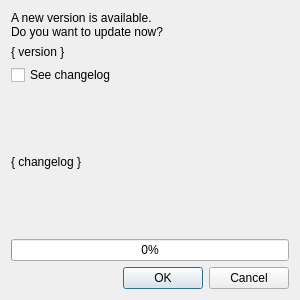
First picture: the form in gui/src/updater/update-dialog.ui, repository Bionus/imgbrd-grabber, before the edit.
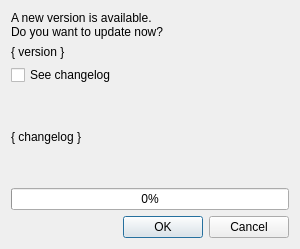
Second picture: the form after the edit.

Commit message: Make changelog scrollable in update dialog

Patch:
```diff
--- a/gui/src/updater/update-dialog.ui
+++ b/gui/src/updater/update-dialog.ui
@@ -7,13 +7,13 @@
     <x>0</x>
     <y>0</y>
     <width>300</width>
-    <height>300</height>
+    <height>249</height>
    </rect>
   </property>
   <property name="windowTitle">
    <string>Updater</string>
   </property>
-  <layout class="QVBoxLayout" name="verticalLayout" stretch="0,0,0,1,0,0">
+  <layout class="QVBoxLayout" name="verticalLayout" stretch="0,0,0,0,0,0">
    <property name="sizeConstraint">
     <enum>QLayout::SetMinimumSize</enum>
    </property>
@@ -51,6 +51,45 @@
     </widget>
    </item>
    <item>
+    <widget class="QScrollArea" name="scrollArea">
+     <property name="frameShape">
+      <enum>QFrame::NoFrame</enum>
+     </property>
+     <property name="frameShadow">
+      <enum>QFrame::Plain</enum>
+     </property>
+     <property name="lineWidth">
+      <number>0</number>
+     </property>
+     <property name="midLineWidth">
+      <number>0</number>
+     </property>
+     <property name="widgetResizable">
+      <bool>true</bool>
+     </property>
+     <widget class="QWidget" name="scrollAreaWidgetContents">
+      <property name="geometry">
+       <rect>
+        <x>0</x>
+        <y>0</y>
+        <width>282</width>
+        <height>101</height>
+       </rect>
+      </property>
+      <layout class="QVBoxLayout" name="verticalLayout_2">
+       <property name="leftMargin">
+        <number>0</number>
+       </property>
+       <property name="topMargin">
+        <number>0</number>
+       </property>
+       <property name="rightMargin">
+        <number>0</number>
+       </property>
+       <property name="bottomMargin">
+        <number>0</number>
+       </property>
+       <item>
     <widget class="QLabel" name="labelChangelog">
      <property name="sizePolicy">
       <sizepolicy hsizetype="Preferred" vsizetype="MinimumExpanding">
@@ -64,6 +103,10 @@
      <property name="wordWrap">
       <bool>true</bool>
      </property>
+        </widget>
+       </item>
+      </layout>
+     </widget>
     </widget>
    </item>
    <item>
```
Lines whose indentation alone changed are shown as unchanged. The commit also changes 1 other file.
